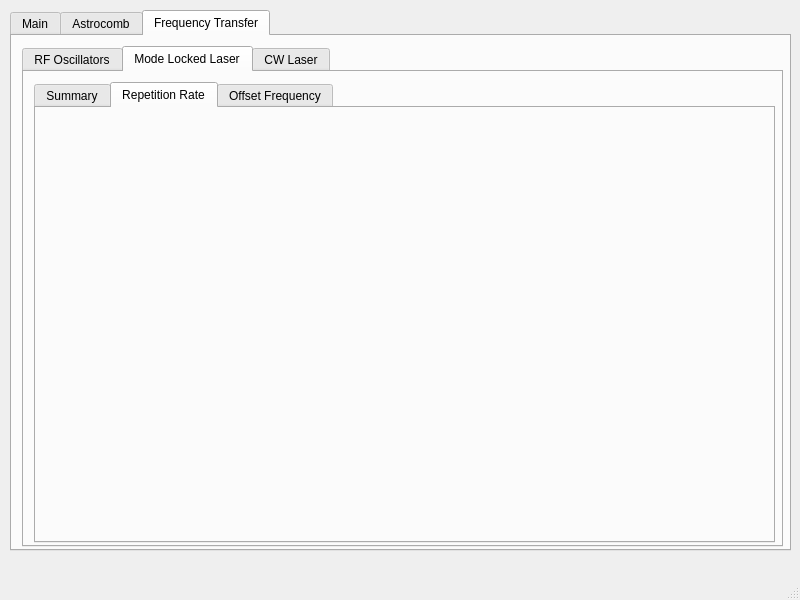
Qt form GUI.ui (cdfredrick/AstroComb_HPF) before a commit.
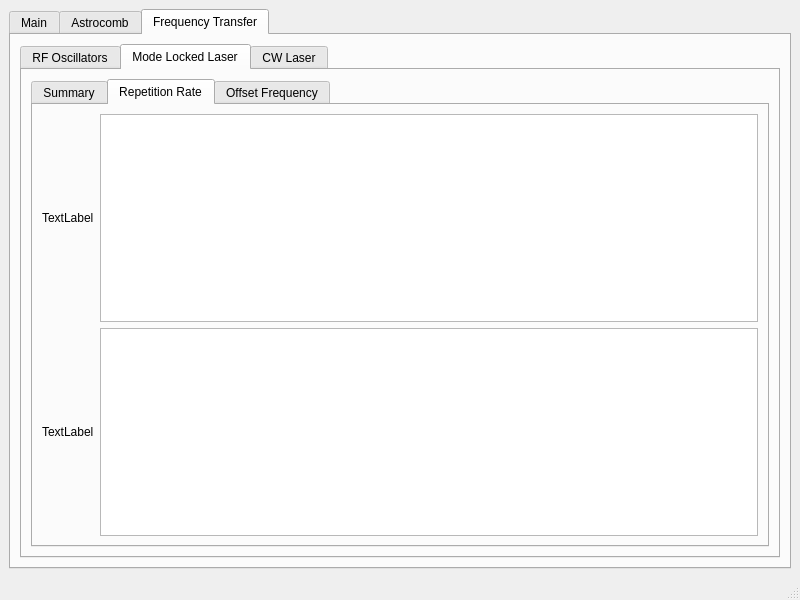
The same form after that commit. The open tabs and pages were chosen to show the change. Custom widgets are drawn as their Qt base class.

Commit message:
Some GUI stuff and Frequency Counter Template
Mostly changed the automation of the layout for the GUI. Updated the frequency counter script to reduce dead time.

```diff
--- a/GUI.ui
+++ b/GUI.ui
@@ -14,15 +14,9 @@
    <string>MainWindow</string>
   </property>
   <widget class="QWidget" name="centralwidget">
+   <layout class="QGridLayout" name="gridLayout_2">
+    <item row="0" column="0">
    <widget class="QTabWidget" name="tabWidget">
-    <property name="geometry">
-     <rect>
-      <x>10</x>
-      <y>10</y>
-      <width>781</width>
-      <height>541</height>
-     </rect>
-    </property>
     <property name="currentIndex">
      <number>0</number>
     </property>
@@ -81,15 +75,9 @@
      <attribute name="title">
       <string>Frequency Transfer</string>
      </attribute>
+       <layout class="QGridLayout" name="gridLayout_4">
+        <item row="0" column="0">
      <widget class="QTabWidget" name="tabWidget_3">
-      <property name="geometry">
-       <rect>
-        <x>10</x>
-        <y>10</y>
-        <width>761</width>
-        <height>501</height>
-       </rect>
-      </property>
       <property name="currentIndex">
        <number>0</number>
       </property>
@@ -102,15 +90,9 @@
        <attribute name="title">
         <string>Mode Locked Laser</string>
        </attribute>
+           <layout class="QGridLayout" name="gridLayout_5">
+            <item row="0" column="0">
        <widget class="QTabWidget" name="tabWidget_4">
-        <property name="geometry">
-         <rect>
-          <x>10</x>
-          <y>10</y>
-          <width>741</width>
-          <height>461</height>
-         </rect>
-        </property>
         <property name="currentIndex">
          <number>0</number>
         </property>
@@ -123,6 +105,28 @@
          <attribute name="title">
           <string>Repetition Rate</string>
          </attribute>
+               <layout class="QGridLayout" name="gridLayout_6">
+                <item row="2" column="0">
+                 <widget class="QLabel" name="label_2">
+                  <property name="text">
+                   <string>TextLabel</string>
+                  </property>
+                 </widget>
+                </item>
+                <item row="0" column="0">
+                 <widget class="QLabel" name="label">
+                  <property name="text">
+                   <string>TextLabel</string>
+                  </property>
+                 </widget>
+                </item>
+                <item row="2" column="1">
+                 <widget class="QGraphicsView" name="graphicsView_2"/>
+                </item>
+                <item row="0" column="1">
+                 <widget class="PlotWidget" name="graphicsView"/>
+                </item>
+               </layout>
         </widget>
         <widget class="QWidget" name="tab_14">
          <attribute name="title">
@@ -130,6 +134,8 @@
          </attribute>
         </widget>
        </widget>
+            </item>
+           </layout>
       </widget>
       <widget class="QWidget" name="tab_11">
        <attribute name="title">
@@ -137,8 +143,12 @@
        </attribute>
       </widget>
      </widget>
-    </widget>
-   </widget>
+        </item>
+       </layout>
+      </widget>
+     </widget>
+    </item>
+   </layout>
   </widget>
   <widget class="QMenuBar" name="menubar">
    <property name="geometry">
@@ -152,6 +162,13 @@
   </widget>
   <widget class="QStatusBar" name="statusbar"/>
  </widget>
+ <customwidgets>
+  <customwidget>
+   <class>PlotWidget</class>
+   <extends>QGraphicsView</extends>
+   <header>pyqtgraph</header>
+  </customwidget>
+ </customwidgets>
  <resources/>
  <connections/>
 </ui>
```
Left out of the diff: 20 changed lines with no effect on the pictures. Lines whose indentation alone changed are shown as unchanged. The commit also changes 1 other file.
